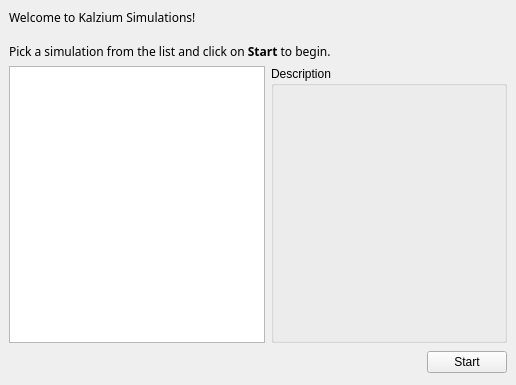
First picture: the form in simulations/maindialog.ui, repository KDE/kalzium, before the edit.
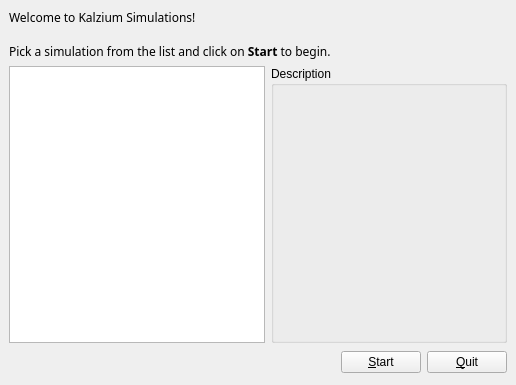
Second picture: the form after the edit.

Commit message: Repaint the field base every time it's needed, not always. Add a quit button to the into dialog.

Patch:
```diff
--- a/simulations/maindialog.ui
+++ b/simulations/maindialog.ui
@@ -131,7 +131,14 @@
      <item>
       <widget class="QPushButton" name="startButton" >
        <property name="text" >
-        <string>Start</string>
+        <string>&amp;Start</string>
+       </property>
+      </widget>
+     </item>
+     <item>
+      <widget class="QPushButton" name="quitButton" >
+       <property name="text" >
+        <string>&amp;Quit</string>
        </property>
       </widget>
      </item>
```
The commit also changes 3 other files.
